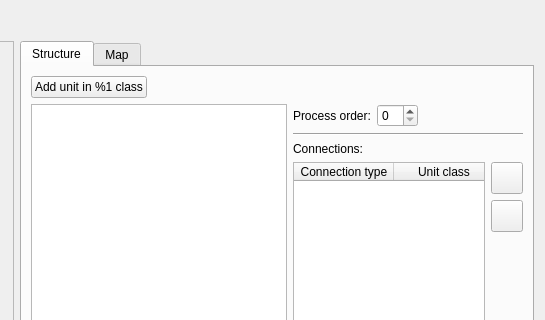
This is src/apps/openfluid-builder/spatial/SpatialDomainWidget.ui in OpenFLUID/openfluid as Qt 5 draws it before an edit; both pictures show x 197 to 742 and y 0 to 320 of the 742 by 635 pixel window. The edited form follows.
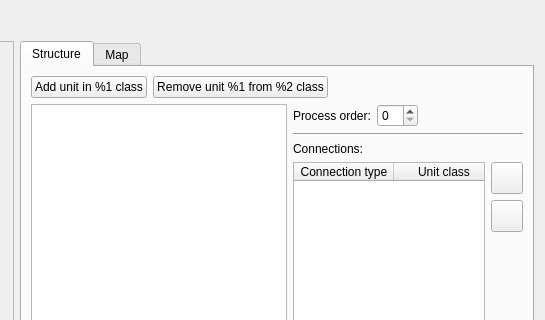
This is the edited form.

Commit message:
Added layers style and management of spatial domain in OpenFLUID-Builder
* Added ability to reorder units classes (for display only)
* Added layers style configuration backup in project file
* Added convenience tools
* Cleaned code

(references OpenFLUID/openfluid#291)

The edit to the form file:
```diff
--- a/src/apps/openfluid-builder/spatial/SpatialDomainWidget.ui
+++ b/src/apps/openfluid-builder/spatial/SpatialDomainWidget.ui
@@ -160,6 +160,13 @@
               </property>
              </widget>
             </item>
+            <item>
+             <widget class="QPushButton" name="RemoveUnitButton">
+              <property name="text">
+               <string>Remove unit %1 from %2 class</string>
+              </property>
+             </widget>
+            </item>
             <item>
              <spacer name="horizontalSpacer_3">
               <property name="orientation">
```
Left out of the diff: 2 changed lines with no effect on the pictures. The commit also changes 8 other files.
